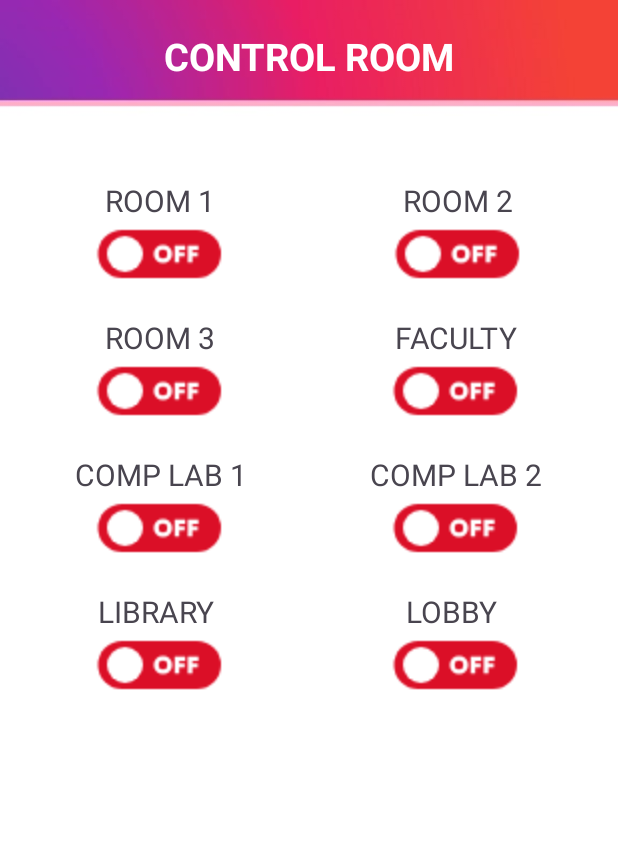
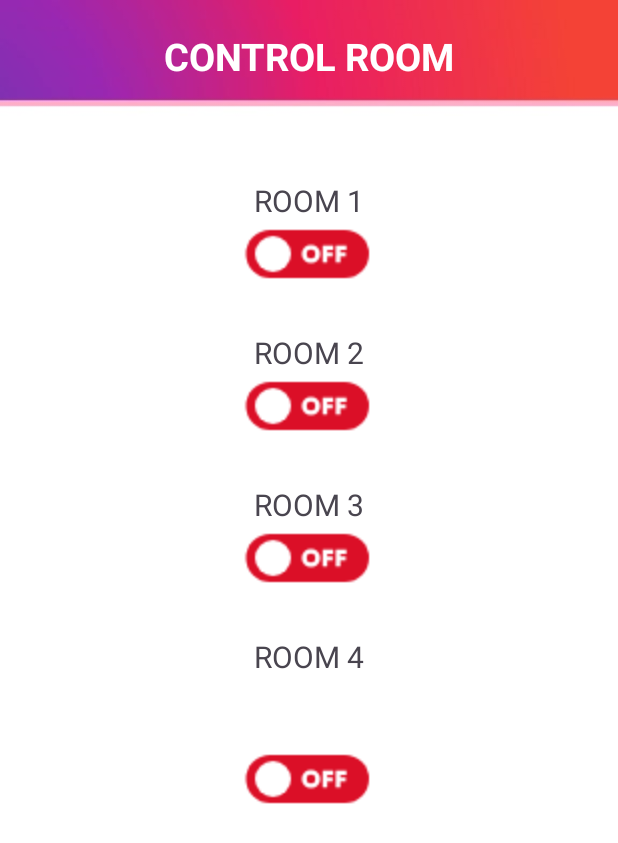
Before and after one commit to Benj707/IOT-Based-Automated-System, an Android app: the ControlRoom screen opened directly, with no data from a screen before it, on a phone screen of 412 x 824 dp. Shown: the top 843 px of the screen. Run offline under Robolectric (Android 15) with nearby library versions, the phone set to English and light mode, and no system bars; our stand-ins replace Firebase (no records; nobody signed in at launch, a user with empty details on screens opened directly).

Commit message:
Fifth Commit

```diff
--- a/app/src/main/AndroidManifest.xml
+++ b/app/src/main/AndroidManifest.xml
@@ -12,6 +12,9 @@
         android:supportsRtl="true"
         android:theme="@style/Theme.IOTBasedAutomatedSystem"
         tools:targetApi="31">
+        <activity
+            android:name=".WeeklyMonitoring"
+            android:exported="false" />
         <activity
             android:name=".MonthlyMonitoring"
             android:exported="false" />
--- a/app/src/main/java/com/example/iot_basedautomatedsystem/ControlRoom.java
+++ b/app/src/main/java/com/example/iot_basedautomatedsystem/ControlRoom.java
@@ -23,10 +23,10 @@ public class ControlRoom extends AppCompatActivity {
     private Switch toggleSwitch2;
     private Switch toggleSwitch3;
     private Switch toggleSwitch4;
-    private Switch toggleSwitch5;
-    private Switch toggleSwitch6;
-    private Switch toggleSwitch7;
-    private Switch toggleSwitch8;
+//    private Switch toggleSwitch5;
+//    private Switch toggleSwitch6;
+//    private Switch toggleSwitch7;
+//    private Switch toggleSwitch8;
 
     private DatabaseReference databaseReference;
     private TextView data1TextView;
@@ -41,10 +41,10 @@ public class ControlRoom extends AppCompatActivity {
         toggleSwitch2 = findViewById(R.id.toggleSwitch2);
         toggleSwitch3 = findViewById(R.id.toggleSwitch3);
         toggleSwitch4 = findViewById(R.id.toggleSwitch4);
-        toggleSwitch5 = findViewById(R.id.toggleSwitch5);
-        toggleSwitch6 = findViewById(R.id.toggleSwitch6);
-        toggleSwitch7 = findViewById(R.id.toggleSwitch7);
-        toggleSwitch8 = findViewById(R.id.toggleSwitch8);
+//        toggleSwitch5 = findViewById(R.id.toggleSwitch5);
+//        toggleSwitch6 = findViewById(R.id.toggleSwitch6);
+//        toggleSwitch7 = findViewById(R.id.toggleSwitch7);
+//        toggleSwitch8 = findViewById(R.id.toggleSwitch8);
         //data1TextView = findViewById(R.id.data1TextView);
 
         // Get reference to Firebase Database (for "toggle_value" node)
@@ -59,11 +59,11 @@ public class ControlRoom extends AppCompatActivity {
                 String room1Status = dataSnapshot.child("room1").getValue(String.class);
                 String room2Status = dataSnapshot.child("room2").getValue(String.class);
                 String room3Status = dataSnapshot.child("room3").getValue(String.class);
-                String compLab1Status = dataSnapshot.child("compLab1").getValue(String.class);
-                String compLab2Status = dataSnapshot.child("compLab2").getValue(String.class);
+//                String compLab1Status = dataSnapshot.child("compLab1").getValue(String.class);
+//                String compLab2Status = dataSnapshot.child("compLab2").getValue(String.class);
                 String facultyStatus = dataSnapshot.child("faculty").getValue(String.class);
-                String libraryStatus = dataSnapshot.child("library").getValue(String.class);
-                String lobbyStatus = dataSnapshot.child("lobby").getValue(String.class);
+//                String libraryStatus = dataSnapshot.child("library").getValue(String.class);
+//                String lobbyStatus = dataSnapshot.child("lobby").getValue(String.class);
 
                 // Toggle the switch based on the Firebase value
                 if ("1".equals(room1Status)) {
@@ -85,34 +85,34 @@ public class ControlRoom extends AppCompatActivity {
                 }
                 //toggleSwitch4
                 if ("1".equals(facultyStatus)) {
-                    toggleSwitch4.setChecked(true);
+                   toggleSwitch4.setChecked(true);
                 } else {
                     toggleSwitch4.setChecked(false);
                 }
-                //toggleSwitch5
-                if ("1".equals(compLab1Status)) {
-                    toggleSwitch5.setChecked(true);
-                } else {
-                    toggleSwitch5.setChecked(false);
-                }
-                //toggleSwitch6
-                if ("1".equals(compLab2Status)) {
-                    toggleSwitch6.setChecked(true);
-                } else {
-                    toggleSwitch6.setChecked(false);
-                }
-                //toggleSwitch7
-                if ("1".equals(libraryStatus)) {
-                    toggleSwitch7.setChecked(true);
-                } else {
-                    toggleSwitch7.setChecked(false);
-                }
-                //toggleSwitch8
-                if ("1".equals(lobbyStatus)) {
-                    toggleSwitch8.setChecked(true);
-                } else {
-                    toggleSwitch8.setChecked(false);
-                }
+//                //toggleSwitch5
+//                if ("1".equals(compLab1Status)) {
+//                    toggleSwitch5.setChecked(true);
+//                } else {
+//                    toggleSwitch5.setChecked(false);
+//                }
+//                //toggleSwitch6
+//                if ("1".equals(compLab2Status)) {
+//                    toggleSwitch6.setChecked(true);
+//                } else {
+//                    toggleSwitch6.setChecked(false);
+//                }
+//                //toggleSwitch7
+//                if ("1".equals(libraryStatus)) {
+//                    toggleSwitch7.setChecked(true);
+//                } else {
+//                    toggleSwitch7.setChecked(false);
+//                }
+//                //toggleSwitch8
+//                if ("1".equals(lobbyStatus)) {
+//                    toggleSwitch8.setChecked(true);
+//                } else {
+//                    toggleSwitch8.setChecked(false);
+//                }
             }
 
             @Override
@@ -175,56 +175,56 @@ public class ControlRoom extends AppCompatActivity {
             }
         });
         //toggleSwitch5
-        toggleSwitch5.setOnCheckedChangeListener(new CompoundButton.OnCheckedChangeListener() {
-            @Override
-            public void onCheckedChanged(CompoundButton buttonView, boolean isChecked) {
-                if (isChecked) {
-                    // Update Firebase switchStatus to "1"
-                    databaseReference.child("compLab1").setValue("1");
-                } else {
-                    // Update Firebase switchStatus to "2"
-                    databaseReference.child("compLab1").setValue("2");
-                }
-            }
-        });
-        //toggleSwitch6
-        toggleSwitch6.setOnCheckedChangeListener(new CompoundButton.OnCheckedChangeListener() {
-            @Override
-            public void onCheckedChanged(CompoundButton buttonView, boolean isChecked) {
-                if (isChecked) {
-                    // Update Firebase switchStatus to "1"
-                    databaseReference.child("compLab2").setValue("1");
-                } else {
-                    // Update Firebase switchStatus to "2"
-                    databaseReference.child("compLab2").setValue("2");
-                }
-            }
-        });
-        //toggleSwitch7
-        toggleSwitch7.setOnCheckedChangeListener(new CompoundButton.OnCheckedChangeListener() {
-            @Override
-            public void onCheckedChanged(CompoundButton buttonView, boolean isChecked) {
-                if (isChecked) {
-                    // Update Firebase switchStatus to "1"
-                    databaseReference.child("library").setValue("1");
-                } else {
-                    // Update Firebase switchStatus to "2"
-                    databaseReference.child("library").setValue("2");
-                }
-            }
-        });
-        //toggleSwitch8
-        toggleSwitch8.setOnCheckedChangeListener(new CompoundButton.OnCheckedChangeListener() {
-            @Override
-            public void onCheckedChanged(CompoundButton buttonView, boolean isChecked) {
-                if (isChecked) {
-                    // Update Firebase switchStatus to "1"
-                    databaseReference.child("lobby").setValue("1");
-                } else {
-                    // Update Firebase switchStatus to "2"
-                    databaseReference.child("lobby").setValue("2");
-                }
-            }
-        });
+//        toggleSwitch5.setOnCheckedChangeListener(new CompoundButton.OnCheckedChangeListener() {
+//            @Override
+//            public void onCheckedChanged(CompoundButton buttonView, boolean isChecked) {
+//                if (isChecked) {
+//                    // Update Firebase switchStatus to "1"
+//                    databaseReference.child("compLab1").setValue("1");
+//                } else {
+//                    // Update Firebase switchStatus to "2"
+//                    databaseReference.child("compLab1").setValue("2");
+//                }
+//            }
+//        });
+//        //toggleSwitch6
+//        toggleSwitch6.setOnCheckedChangeListener(new CompoundButton.OnCheckedChangeListener() {
+//            @Override
+//            public void onCheckedChanged(CompoundButton buttonView, boolean isChecked) {
+//                if (isChecked) {
+//                    // Update Firebase switchStatus to "1"
+//                    databaseReference.child("compLab2").setValue("1");
+//                } else {
+//                    // Update Firebase switchStatus to "2"
+//                    databaseReference.child("compLab2").setValue("2");
+//                }
+//            }
+//        });
+//        //toggleSwitch7
+//        toggleSwitch7.setOnCheckedChangeListener(new CompoundButton.OnCheckedChangeListener() {
+//            @Override
+//            public void onCheckedChanged(CompoundButton buttonView, boolean isChecked) {
+//                if (isChecked) {
+//                    // Update Firebase switchStatus to "1"
+//                    databaseReference.child("library").setValue("1");
+//                } else {
+//                    // Update Firebase switchStatus to "2"
+//                    databaseReference.child("library").setValue("2");
+//                }
+//            }
+//        });
+//        //toggleSwitch8
+//        toggleSwitch8.setOnCheckedChangeListener(new CompoundButton.OnCheckedChangeListener() {
+//            @Override
+//            public void onCheckedChanged(CompoundButton buttonView, boolean isChecked) {
+//                if (isChecked) {
+//                    // Update Firebase switchStatus to "1"
+//                    databaseReference.child("lobby").setValue("1");
+//                } else {
+//                    // Update Firebase switchStatus to "2"
+//                    databaseReference.child("lobby").setValue("2");
+//                }
+//            }
+//        });
     }
 }
--- a/app/src/main/res/layout/activity_control_room.xml
+++ b/app/src/main/res/layout/activity_control_room.xml
@@ -24,7 +24,7 @@
         android:layout_centerHorizontal="true"
         android:layout_centerVertical="true"
         android:rowCount="8"
-        android:columnCount="2"
+        android:columnCount="1"
         android:layout_margin="20dp">
 
         <TextView
@@ -34,7 +34,7 @@
             android:text="ROOM 1"
             android:textSize="20dp"
             android:layout_marginTop="100dp"
-            android:layout_marginLeft="50dp"
+           android:layout_gravity="center"
             android:layout_row="0"
             android:layout_column="0"
             />
@@ -44,7 +44,7 @@
             android:layout_row="1"
             android:layout_column="0"
             android:layout_marginTop="10dp"
-            android:layout_marginLeft="63dp"
+            android:layout_gravity="center"
             android:id="@+id/toggleSwitch1"
             android:track="@drawable/bg_track"
             android:thumb="@drawable/ic_thumb"
@@ -57,22 +57,20 @@
             android:id="@+id/room2"
             android:layout_width="wrap_content"
             android:layout_height="wrap_content"
-            android:layout_row="0"
-            android:layout_column="1"
+            android:layout_row="2"
+            android:layout_column="0"
             android:text="ROOM 2"
             android:textSize="20dp"
-            android:layout_gravity="right"
-            android:layout_marginTop="100dp"
-            android:layout_marginRight="50dp"
+            android:layout_gravity="center"
+            android:layout_marginTop="40dp"
             />
         <Switch
             android:layout_width="wrap_content"
             android:layout_height="wrap_content"
-            android:layout_row="1"
-            android:layout_column="1"
+            android:layout_row="3"
+            android:layout_column="0"
             android:layout_marginTop="10dp"
-            android:layout_marginRight="62dp"
-            android:layout_gravity="right"
+            android:layout_gravity="center"
             android:id="@+id/toggleSwitch2"
             android:track="@drawable/bg_track"
             android:thumb="@drawable/ic_thumb"
@@ -85,22 +83,20 @@
             android:id="@+id/room3"
             android:layout_width="wrap_content"
             android:layout_height="wrap_content"
-            android:layout_row="2"
+            android:layout_row="4"
             android:layout_column="0"
-            android:layout_gravity="left"
+            android:layout_gravity="center"
             android:text="ROOM 3"
             android:textSize="20dp"
-            android:layout_marginTop="30dp"
-            android:layout_marginLeft="50dp"
+            android:layout_marginTop="40dp"
             />
         <Switch
             android:layout_width="wrap_content"
             android:layout_height="wrap_content"
-            android:layout_row="3"
+            android:layout_row="5"
             android:layout_column="0"
             android:layout_marginTop="10dp"
-            android:layout_marginLeft="63dp"
-            android:layout_gravity="left"
+            android:layout_gravity="center"
             android:id="@+id/toggleSwitch3"
             android:track="@drawable/bg_track"
             android:thumb="@drawable/ic_thumb"
@@ -113,22 +109,20 @@
             android:id="@+id/room4"
             android:layout_width="wrap_content"
             android:layout_height="wrap_content"
-            android:layout_row="2"
-            android:layout_column="1"
-            android:layout_gravity="right"
-            android:layout_marginTop="30dp"
-            android:text="FACULTY"
+            android:layout_row="6"
+            android:layout_column="0"
+            android:layout_gravity="center"
+            android:layout_marginTop="40dp"
+            android:text="ROOM 4"
             android:textSize="20dp"
-            android:layout_marginRight="47dp"
             />
         <Switch
             android:layout_width="wrap_content"
             android:layout_height="wrap_content"
-            android:layout_row="3"
-            android:layout_column="1"
-            android:layout_gravity="right"
-            android:layout_marginTop="10dp"
-            android:layout_marginRight="63dp"
+            android:layout_row="7"
+            android:layout_column="0"
+            android:layout_gravity="center"
+            android:layout_marginBottom="216dp"
             android:id="@+id/toggleSwitch4"
             android:track="@drawable/bg_track"
             android:thumb="@drawable/ic_thumb"
@@ -136,7 +130,7 @@
             android:scaleY="2"
             android:checked="false"
             android:enabled="true"/>
-
+    <!--
         <TextView
             android:id="@+id/room5"
             android:layout_width="wrap_content"
@@ -252,5 +246,7 @@
             android:checked="false"
             android:enabled="true"/>
 
+            -->
+
     </GridLayout>
 </RelativeLayout>
--- a/app/src/main/res/layout/activity_dashboard.xml
+++ b/app/src/main/res/layout/activity_dashboard.xml
@@ -10,7 +10,7 @@
     <TextView
         android:layout_width="wrap_content"
         android:layout_height="wrap_content"
-        android:text="IOT-BASED AUTOMATED SYSTEM FOR ENERGY-CONSUMING MANAGEMENT"
+        android:text="IoT-BASED AUTOMATED SYSTEM for the MANAGEMENT of ENERGY-CONSUMING DEVICES"
         android:textColor="@color/white"
         android:textAlignment="center"
         android:textSize="25dp"
```
Also changed, not shown: app/src/main/java/com/example/iot_basedautomatedsystem/EnergyMeter.java (+12 -0 lines), app/src/main/java/com/example/iot_basedautomatedsystem/MonthlyMonitoring.java (+9 -0 lines), app/src/main/java/com/example/iot_basedautomatedsystem/WeeklyMonitoring.java (added, +207 -0 lines), app/src/main/res/layout/activity_energy_meter.xml (+13 -0 lines), app/src/main/res/layout/activity_weekly_monitoring.xml (added, +31 -0 lines).
